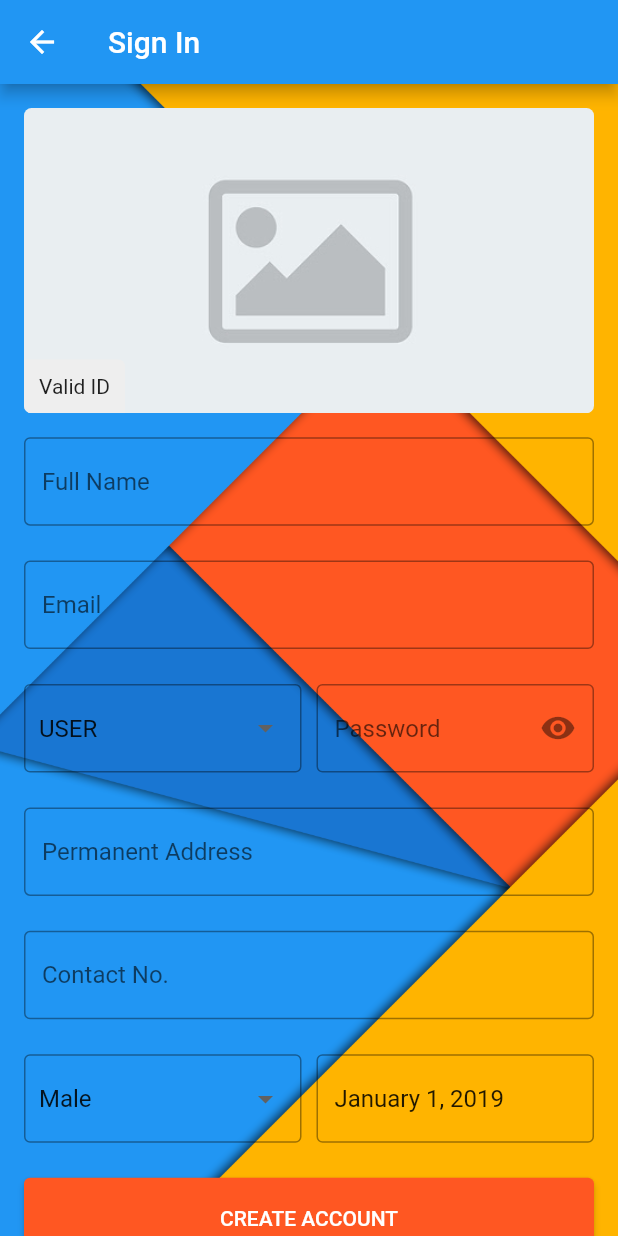
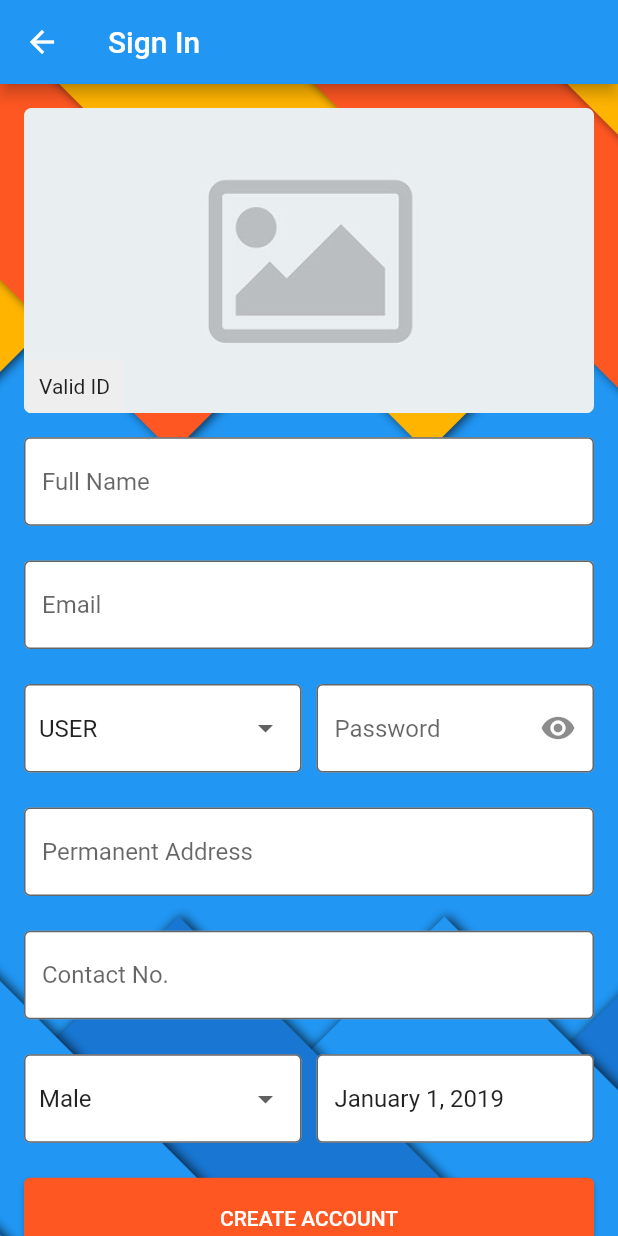
Before and after one commit to Acetylcholine007/BioWatch, a Flutter app: the screen it shows after launch, after a tap on "CREATE ACCOUNT", on a phone screen of 412 x 824 dp. Run offline on Flutter 3.47's test engine with Material 2 defaults, Android fonts, the phone set to English and light mode, and no system bars; drawn by our look-alikes of date_time_picker; our stand-ins replace carousel_slider, charts_flutter, cloud_firestore, csv, firebase_auth, firebase_core and 5 more; missing offline and left inert: barcode_scan2; accounts and stored records are empty.

Commit message:
Added preBackground and subBackground, TextFields filled with white, Added Card to to some ListTiles

```diff
--- a/lib/MainWrapper.dart
+++ b/lib/MainWrapper.dart
@@ -120,7 +120,7 @@ class _MainWrapperState extends State<MainWrapper> {
                 eventName: '',
                 hostName: accountData.fullName,
                 address: '',
-                datetime: DateTime.now(),
+                datetime: DateTime.now().add(Duration(days: 7)),
                 description: '',
                 bannerUri: 'assets/events/img1.jpg',
                 showcaseUris: [],
--- a/lib/components/Loading.dart
+++ b/lib/components/Loading.dart
@@ -10,7 +10,7 @@ class Loading extends StatelessWidget {
   Widget build(BuildContext context) {
     final theme = Theme.of(context);
     return Container(
-      color: Colors.white,
+      color: theme.primaryColorLight,
       child: Center(
         child: Column(
           mainAxisAlignment: MainAxisAlignment.center,
--- a/lib/components/LoadingDeterminate.dart
+++ b/lib/components/LoadingDeterminate.dart
@@ -12,7 +12,7 @@ class LoadingDeterminate extends StatelessWidget {
     final theme = Theme.of(context);
 
     return Container(
-      color: Colors.white,
+      color: theme.primaryColorLight,
       child: Center(
         child: Column(
           mainAxisAlignment: MainAxisAlignment.center,
--- a/lib/screens/mainpages/LoginPage.dart
+++ b/lib/screens/mainpages/LoginPage.dart
@@ -48,10 +48,11 @@ class _LoginPageState extends State<LoginPage> {
                     child: Column(
                       crossAxisAlignment: CrossAxisAlignment.stretch,
                       children: [
+                        SizedBox(height: 26),
+                        Center(child: Text('Biowatch', style: theme.textTheme.headline2)),
+                        //SizedBox(height: 30),
+                        Center(child: Text('Keep events tracked and safe with Biowatch', style: theme.textTheme.bodyText1)),
                         SizedBox(height: 100),
-                        Center(child: Text('Biowatch', style: theme.textTheme.headline2)),
-                        Center(child: Text('Keep events tracked and safe with Biowatch', style: theme.textTheme.bodyText2)),
-                        SizedBox(height: 60),
                         Padding(
                           padding: const EdgeInsets.symmetric(vertical: 8.0),
                           child: TextFormField(
@@ -117,7 +118,7 @@ class _LoginPageState extends State<LoginPage> {
                             style: ElevatedButton.styleFrom(primary: theme.accentColor)
                           ),
                         ),
-                        Divider(),
+                        Divider(color: Colors.white, thickness: 2, height: 25),
                         SizedBox(
                           height: 50,
                           child: ElevatedButton(
--- a/lib/screens/subpages/EventEditor.dart
+++ b/lib/screens/subpages/EventEditor.dart
@@ -345,7 +345,7 @@ class _EventEditorState extends State<EventEditor> {
                                     type: DateTimePickerType.dateTime,
                                     dateMask: 'MMMM dd, yyyy hh:mm a',
                                     initialValue: event.datetime.toString(),
-                                    firstDate: DateTime(DateTime.now().year - 5),
+                                    firstDate: DateTime.now(),
                                     lastDate: DateTime(DateTime.now().year + 5),
                                     icon: Icon(Icons.event),
                                     dateLabelText: 'Date',
--- a/lib/screens/subpages/UserList.dart
+++ b/lib/screens/subpages/UserList.dart
@@ -55,7 +55,8 @@ class _UserListState extends State<UserList> {
             flex: 11,
             child: Padding(
               padding: const EdgeInsets.all(8.0),
-              child: usersLocal.length != 0 ? ListView.builder(
+              child: usersLocal.length != 0 ? ListView.separated(
+                separatorBuilder: (context, index) => Divider(),
                 itemCount: usersLocal.length,
                 itemBuilder: (BuildContext context, int index){
                   return GestureDetector(
--- a/lib/shared/decorations.dart
+++ b/lib/shared/decorations.dart
@@ -2,7 +2,10 @@ import 'package:flutter/material.dart';
 import 'package:intl/intl.dart';
 
 InputDecoration textFieldDecoration = InputDecoration(
-  border: OutlineInputBorder(),
+  border: OutlineInputBorder(
+    borderSide: BorderSide(color: Colors.white)),
+  filled: true,
+  fillColor: Colors.white
 );
 
 
--- a/pubspec.yaml
+++ b/pubspec.yaml
@@ -41,7 +41,6 @@ dependencies:
   charts_flutter: ^0.10.0
   csv: ^5.0.0
   intl: ^0.17.0
-  firebase_dynamic_links: ^2.0.6
 
   # The following adds the Cupertino Icons font to your application.
   # Use with the CupertinoIcons class for iOS style icons.
```
Also changed, not shown: lib/screens/mainpages/AccountPage.dart (+18 -5 lines), lib/screens/subpages/UserViewer.dart (+15 -5 lines), assets/preBackground.png, assets/subBackground.png, pubspec.lock.
